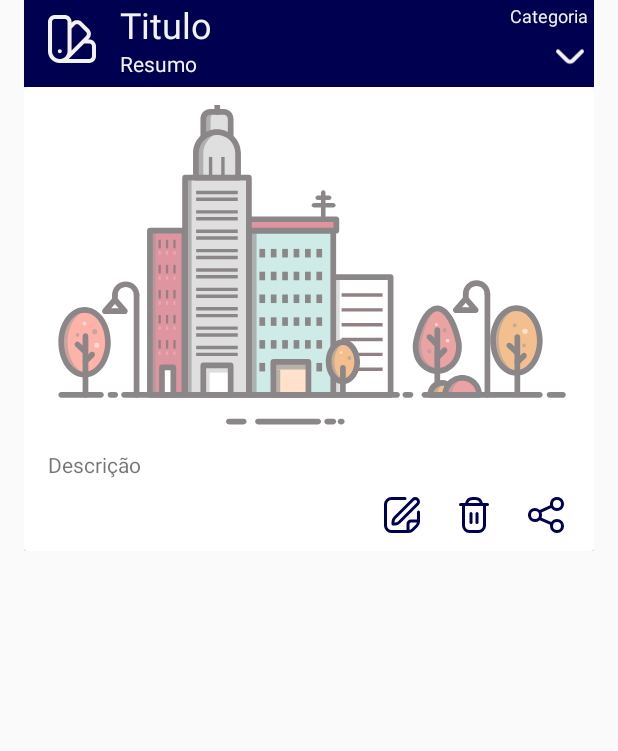
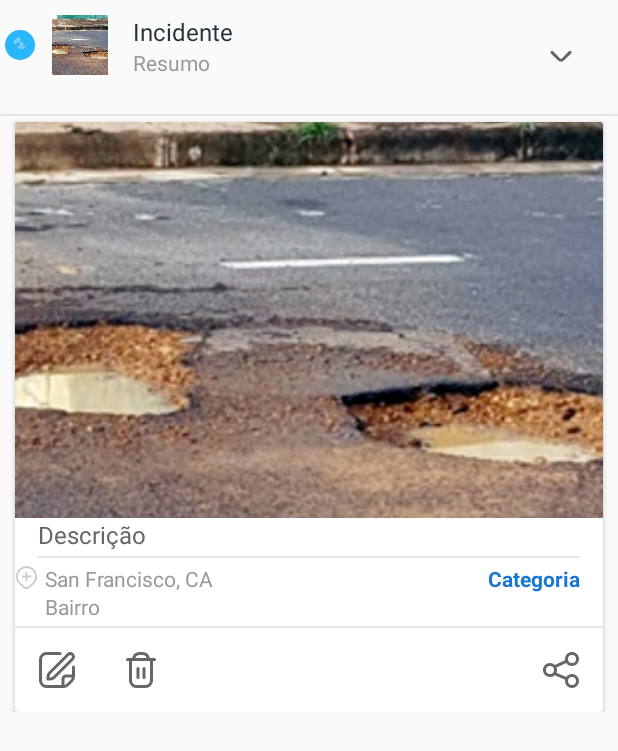
Before and after one commit to fernandosantis/MinhaRua, an Android app: the layout item_incidente.xml on its own in the app's theme, with its tools: preview values and no code run, on a phone screen of 412 x 824 dp. Shown: the top 751 px of the screen. Run offline under Robolectric (Android 15) with nearby library versions, the phone set to English and light mode, and no system bars.

Commit message:
Ajustando Layout Itens - Incidentes

```diff
--- a/app/src/main/java/com/santis/minharua/data/CatIncidentesAdapter.kt
+++ b/app/src/main/java/com/santis/minharua/data/CatIncidentesAdapter.kt
@@ -6,8 +6,9 @@ import android.view.ViewGroup
 import android.widget.ImageView
 import android.widget.TextView
 import androidx.cardview.widget.CardView
-import androidx.constraintlayout.widget.ConstraintLayout
+import androidx.core.content.ContextCompat
 import androidx.recyclerview.widget.RecyclerView
+import com.santis.minharua.MinhaRua
 import com.santis.minharua.R
 import com.santis.minharua.data.model.CategoriaIncidentes
 import com.santis.minharua.util.Image
@@ -18,20 +19,23 @@ class CatIncidentesAdapter(val incidenteList: List<CategoriaIncidentes>) : Recyc
 
     inner class IncidenteViewHolder(view: View) : RecyclerView.ViewHolder(view) {
 
-        val layIndicente = view.findViewById<ConstraintLayout>(R.id.lay_incidente)
-
         // Cabeçalho
-        val layCabecalho = view.findViewById<ConstraintLayout>(R.id.lay_cabecalho)
+        val imgCatCor = view.findViewById<ImageView>(R.id.img_cat_cor)
+        val imgCatIcon = view.findViewById<ImageView>(R.id.img_cat_icon)
         val imgIcone = view.findViewById<ImageView>(R.id.img_icone)
         val lblTitulo = view.findViewById<TextView>(R.id.lbl_titulo)
-        val lblCategoria = view.findViewById<TextView>(R.id.lbl_categoria)
         val lblResumo = view.findViewById<TextView>(R.id.lbl_resumo)
         val cmdExpandir = view.findViewById<ImageView>(R.id.cmd_expandir)
 
         // CardView
         val cvCartao = view.findViewById<CardView>(R.id.cv_cartao)
         val imgImagem = view.findViewById<ImageView>(R.id.img_imagem)
-        val lblDescricao = view.findViewById<TextView>(R.id.lbl_resumo)
+        val lblDescricao = view.findViewById<TextView>(R.id.lbl_descricao)
+        val lblEndereco = view.findViewById<TextView>(R.id.lbl_endereco)
+        val lblBairro = view.findViewById<TextView>(R.id.lbl_bairro)
+        val lblCategoria = view.findViewById<TextView>(R.id.lbl_categoria)
+
+        // Menu
         val cmdEditar = view.findViewById<ImageView>(R.id.cmd_editar)
         val cmdApagar = view.findViewById<ImageView>(R.id.cmd_apagar)
         val cmdCompartilhar = view.findViewById<ImageView>(R.id.cmd_compartilhar)
@@ -48,13 +52,13 @@ class CatIncidentesAdapter(val incidenteList: List<CategoriaIncidentes>) : Recyc
     override fun onBindViewHolder(holder: IncidenteViewHolder, position: Int) {
         with(holder) {
             // Cabeçalho
-            layCabecalho.visibility = View.VISIBLE
-            layCabecalho.setBackgroundResource(incidenteList[position].categoria.corCat)
-            imgIcone.setImageResource(incidenteList[position].categoria.iconeCat)
+            imgCatCor.setColorFilter(ContextCompat.getColor(imgCatCor.context, incidenteList[position].categoria.corCat), android.graphics.PorterDuff.Mode.SRC_IN);
+            imgCatIcon.setImageResource(incidenteList[position].categoria.iconeCat)
+            imgIcone.setImageResource(incidenteList[position].incidentes[0].imagemInc)
             lblTitulo.text = incidenteList[position].incidentes[0].tituloInc
-            lblCategoria.text = incidenteList[position].categoria.nomeCat
             lblResumo.text = incidenteList[position].incidentes[0].descricaoInc
             lblResumo.visibility = View.VISIBLE
+
             cmdExpandir.setImageResource(R.drawable.ic_down)
             cmdExpandir.tag = "off"
 
@@ -62,6 +66,10 @@ class CatIncidentesAdapter(val incidenteList: List<CategoriaIncidentes>) : Recyc
             cvCartao.visibility = View.GONE
             imgImagem.setImageResource(incidenteList[position].incidentes[0].imagemInc)
             lblDescricao.text = incidenteList[position].incidentes[0].descricaoInc
+            lblEndereco.text = "${MinhaRua.cep?.logradouro} ${MinhaRua.cep?.endereco}"
+            lblBairro.text = MinhaRua.cep?.bairro
+
+            lblCategoria.text = incidenteList[position].categoria.nomeCat
 
             // Botão Expandir
             cmdExpandir.setOnClickListener(
@@ -88,7 +96,7 @@ class CatIncidentesAdapter(val incidenteList: List<CategoriaIncidentes>) : Recyc
                     Image.share(it.context, incidente)
                 }
 
-                listenerShare(layIndicente)
+                listenerShare(cvCartao)
             }
         }
     }
--- a/app/src/main/res/layout/item_incidente.xml
+++ b/app/src/main/res/layout/item_incidente.xml
@@ -1,168 +1,273 @@
 <?xml version="1.0" encoding="utf-8"?>
+
 <androidx.constraintlayout.widget.ConstraintLayout xmlns:android="http://schemas.android.com/apk/res/android"
     xmlns:app="http://schemas.android.com/apk/res-auto"
-    xmlns:tools="http://schemas.android.com/tools"
-    android:id="@+id/lay_incidente"
     android:layout_width="match_parent"
     android:layout_height="wrap_content"
-    android:layout_marginHorizontal="16dp"
-    android:layout_marginBottom="8dp">
+    xmlns:tools="http://schemas.android.com/tools"
+    android:clickable="true"
+    >
+
+    <RelativeLayout
+        android:id="@+id/lay_img_cat"
+        android:layout_width="wrap_content"
+        android:layout_height="wrap_content"
+        android:layout_marginTop="@dimen/spacing_mlarge"
+        android:layout_marginHorizontal="@dimen/spacing_small"
+        app:layout_constraintTop_toTopOf="parent"
+        app:layout_constraintStart_toStartOf="parent"
+        >
+
+        <ImageView
+            android:id="@+id/img_cat_cor"
+            android:layout_width="@dimen/spacing_mlarge"
+            android:layout_height="@dimen/spacing_mlarge"
+            app:srcCompat="@drawable/shp_circulo"
+            app:tint="@color/light_blue_400" />
+
+        <ImageView
+            android:id="@+id/img_cat_icon"
+            android:layout_width="@dimen/spacing_middle"
+            android:layout_height="@dimen/spacing_middle"
+            android:layout_centerInParent="true"
+            android:scaleType="fitCenter"
+            app:tint="@color/white"
+            app:srcCompat="@drawable/ic_agua" />
+
+    </RelativeLayout>
+
 
     <androidx.constraintlayout.widget.ConstraintLayout
-        android:id="@+id/lay_cabecalho"
-        android:layout_width="match_parent"
-        android:layout_height="0dp"
-        android:background="@color/primaryDarkColor"
+        android:id="@+id/lyt_parent"
+        android:layout_width="0dp"
+        android:layout_height="wrap_content"
+        android:clickable="true"
+        android:minHeight="?attr/actionBarSize"
+        android:padding="@dimen/spacing_middle"
+        app:layout_constraintStart_toEndOf="@id/lay_img_cat"
         app:layout_constraintEnd_toEndOf="parent"
-        app:layout_constraintStart_toStartOf="parent"
-        app:layout_constraintTop_toTopOf="parent">
+        app:layout_constraintTop_toTopOf="parent"
+        >
 
         <ImageView
             android:id="@+id/img_icone"
-            android:layout_width="32dp"
-            android:layout_height="32dp"
-            android:layout_margin="16dp"
-            android:scaleType="centerCrop"
-            app:layout_constraintBottom_toBottomOf="parent"
+            android:layout_width="40dp"
+            android:layout_height="40dp"
+            android:src="@drawable/foto_rua"
+            app:layout_constraintTop_toTopOf="parent"
             app:layout_constraintStart_toStartOf="parent"
-            app:layout_constraintVertical_chainStyle="packed"
-            app:srcCompat="@drawable/ic_color"
-            app:tint="@color/white" />
+            />
+
 
         <TextView
             android:id="@+id/lbl_titulo"
             android:layout_width="0dp"
             android:layout_height="wrap_content"
-            android:layout_marginStart="16dp"
-            android:layout_marginEnd="16dp"
-            android:textAppearance="@style/TextAppearance.AppCompat.Headline"
-            android:textColor="@color/white"
-            app:layout_constraintBottom_toTopOf="@id/lbl_resumo"
+            android:text="Incidente"
+            android:textAppearance="@style/TextAppearance.AppCompat.Subhead"
+            android:textColor="@color/grey_90"
+            android:layout_marginHorizontal="@dimen/spacing_large"
+            app:layout_constraintStart_toEndOf="@id/img_icone"
+            app:layout_constraintTop_toTopOf="parent"
             app:layout_constraintEnd_toStartOf="@id/cmd_expandir"
-            app:layout_constraintStart_toEndOf="@+id/img_icone"
-            app:layout_constraintTop_toTopOf="@id/img_icone"
-            tools:text="Titulo" />
-
-        <TextView
-            android:id="@+id/lbl_categoria"
-            android:layout_width="wrap_content"
-            android:layout_height="wrap_content"
-            android:layout_marginHorizontal="4dp"
-            android:layout_marginTop="2dp"
-            android:textColor="@color/white"
-            android:textSize="12sp"
-            app:layout_constraintEnd_toEndOf="parent"
-            app:layout_constraintTop_toBottomOf="@id/lbl_titulo"
-            app:layout_constraintTop_toTopOf="parent"
-            tools:text="Categoria" />
+            />
 
         <TextView
             android:id="@+id/lbl_resumo"
             android:layout_width="0dp"
             android:layout_height="wrap_content"
-            android:layout_marginStart="16dp"
-            android:layout_marginEnd="16dp"
-            android:lines="1"
+            android:maxLines="2"
             android:text="Resumo"
-            android:textColor="@color/white"
-            app:layout_constraintBottom_toBottomOf="@id/img_icone"
+            android:layout_marginHorizontal="@dimen/spacing_large"
+            android:textAppearance="@style/TextAppearance.AppCompat.Body1"
+            android:textColor="@color/grey_40"
+            app:layout_constraintTop_toBottomOf="@id/lbl_titulo"
+            app:layout_constraintStart_toEndOf="@id/img_icone"
             app:layout_constraintEnd_toStartOf="@id/cmd_expandir"
-            app:layout_constraintStart_toEndOf="@id/img_icone"
-            app:layout_constraintTop_toBottomOf="@id/lbl_titulo" />
 
-        <ImageView
+            />
+        <ImageButton
             android:id="@+id/cmd_expandir"
-            android:layout_width="32dp"
-            android:layout_height="0dp"
-            android:clickable="true"
-            android:tag="off"
+            android:layout_width="?attr/actionBarSize"
+            android:layout_height="?attr/actionBarSize"
+            android:background="?attr/selectableItemBackgroundBorderless"
+            app:srcCompat="@drawable/ic_down"
+            app:layout_constraintTop_toTopOf="parent"
             app:layout_constraintBottom_toBottomOf="parent"
             app:layout_constraintEnd_toEndOf="parent"
-            app:layout_constraintTop_toBottomOf="@id/lbl_categoria"
-            app:layout_constraintVertical_chainStyle="packed"
-            app:srcCompat="@drawable/ic_down"
-            app:tint="@color/white" />
+            app:tint="@color/grey_60" />
+    </androidx.constraintlayout.widget.ConstraintLayout>
+    <View
+        android:layout_width="match_parent"
+        android:layout_height="1dp"
+        android:background="@color/grey_10"
+        app:layout_constraintTop_toBottomOf="@id/lyt_parent"
+        />
 
-    </androidx.constraintlayout.widget.ConstraintLayout>
 
     <androidx.cardview.widget.CardView
         android:id="@+id/cv_cartao"
-        android:layout_width="match_parent"
+        android:layout_width="0dp"
         android:layout_height="wrap_content"
-        android:animateLayoutChanges="true"
-        app:cardElevation="4dp"
+        android:layout_marginBottom="@dimen/spacing_medium"
+        android:layout_marginLeft="@dimen/spacing_middle"
+        android:layout_marginRight="@dimen/spacing_middle"
+        android:layout_marginTop="@dimen/spacing_medium"
+        tools:visibility="visible"
+        app:cardCornerRadius="2dp"
+        app:cardElevation="2dp"
+        app:layout_constraintStart_toStartOf="parent"
         app:layout_constraintEnd_toEndOf="parent"
-        app:layout_constraintStart_toStartOf="parent"
-        app:layout_constraintTop_toBottomOf="@id/lay_cabecalho">
+        app:layout_constraintTop_toBottomOf="@id/lyt_parent"
+        >
 
         <androidx.constraintlayout.widget.ConstraintLayout
             android:layout_width="match_parent"
-            android:layout_height="match_parent">
-
+            android:layout_height="wrap_content"
+            android:orientation="vertical">
             <ImageView
                 android:id="@+id/img_imagem"
-                android:layout_width="0dp"
-                android:layout_height="0dp"
-                android:layout_marginTop="12dp"
+                android:layout_width="match_parent"
+                android:layout_height="match_parent"
+                app:layout_constraintDimensionRatio="16:9"
                 android:scaleType="centerCrop"
-                app:layout_constraintBottom_toTopOf="@+id/lbl_resumo"
-                app:layout_constraintDimensionRatio="H,16:9"
-                app:layout_constraintEnd_toEndOf="parent"
+                android:src="@drawable/foto_rua"
+                app:layout_constraintTop_toTopOf="parent"
                 app:layout_constraintStart_toStartOf="parent"
-                app:layout_constraintTop_toTopOf="parent"
-                app:srcCompat="@drawable/ic_city" />
+                />
 
             <TextView
-                android:id="@+id/lbl_resumo"
-                android:layout_width="0dp"
+                android:id="@+id/lbl_descricao"
+                android:layout_width="match_parent"
                 android:layout_height="wrap_content"
-                android:layout_marginStart="16dp"
-                android:layout_marginTop="16dp"
-                android:layout_marginEnd="16dp"
-                android:lineSpacingExtra="8dp"
-                app:layout_constraintEnd_toEndOf="parent"
-                app:layout_constraintStart_toStartOf="parent"
-                app:layout_constraintTop_toBottomOf="@+id/img_imagem"
-                tools:text="Descrição" />
-
-            <ImageView
-                android:id="@+id/cmd_editar"
-                android:layout_width="wrap_content"
-                android:layout_height="wrap_content"
-                android:padding="12dp"
-                app:layout_constraintEnd_toStartOf="@+id/cmd_apagar"
-                app:layout_constraintTop_toTopOf="@+id/cmd_compartilhar"
-                app:srcCompat="@drawable/ic_edit"
-                app:tint="@color/primaryDarkColor" />
-
-            <ImageView
-                android:id="@+id/cmd_apagar"
-                android:layout_width="wrap_content"
-                android:layout_height="wrap_content"
-                android:padding="12dp"
-                app:layout_constraintEnd_toStartOf="@+id/cmd_compartilhar"
-                app:layout_constraintTop_toTopOf="@+id/cmd_compartilhar"
-                app:srcCompat="@drawable/ic_trash"
-                app:tint="@color/primaryDarkColor"
+                android:layout_marginBottom="@dimen/spacing_large"
+                android:layout_marginLeft="@dimen/spacing_large"
+                android:layout_marginRight="@dimen/spacing_large"
+                android:text="Descrição"
+                android:textAppearance="@style/TextAppearance.AppCompat.Subhead"
+                android:textColor="@color/grey_60"
+                app:layout_constraintTop_toBottomOf="@id/img_imagem"
 
                 />
 
-            <ImageView
-                android:id="@+id/cmd_compartilhar"
-                android:layout_width="wrap_content"
+            <View
+                android:id="@+id/dv_divide_1"
+                android:layout_width="match_parent"
+                android:layout_height="1dp"
+                android:background="@color/grey_10"
+                android:layout_marginHorizontal="@dimen/spacing_large"
+                android:layout_marginVertical="@dimen/spacing_small"
+                app:layout_constraintTop_toBottomOf="@id/lbl_descricao"
+
+                />
+
+            <androidx.constraintlayout.widget.ConstraintLayout
+                android:id="@+id/lay_local_cat"
+                android:layout_width="match_parent"
                 android:layout_height="wrap_content"
-                android:layout_marginEnd="8dp"
-                android:clickable="true"
-                android:focusable="true"
-                android:padding="12dp"
-                app:layout_constraintBottom_toBottomOf="parent"
-                app:layout_constraintEnd_toEndOf="parent"
-                app:layout_constraintTop_toBottomOf="@+id/lbl_resumo"
-                app:srcCompat="@drawable/ic_share"
-                app:tint="@color/primaryDarkColor" />
+                android:layout_marginVertical="@dimen/spacing_medium"
+                android:gravity="center"
+                app:layout_constraintTop_toBottomOf="@id/dv_divide_1"
+                app:layout_constraintStart_toStartOf="parent"
+                >
+
+                <ImageView
+                    android:id="@+id/icon_location"
+                    android:layout_width="@dimen/spacing_large"
+                    android:layout_height="@dimen/spacing_large"
+                    android:layout_marginEnd="@dimen/spacing_medium"
+                    app:srcCompat="@drawable/ic_add_map"
+                    app:layout_constraintStart_toStartOf="parent"
+                    app:layout_constraintTop_toTopOf="parent"
+                    app:tint="@color/grey_20" />
+
+                <TextView
+                    android:id="@+id/lbl_endereco"
+                    android:layout_width="wrap_content"
+                    android:layout_height="wrap_content"
+                    android:text="San Francisco, CA"
+                    android:textAppearance="@style/TextAppearance.AppCompat.Body1"
+                    android:textColor="@color/grey_40"
+                    android:layout_marginStart="@dimen/spacing_mlarge"
+                    app:layout_constraintTop_toTopOf="@id/icon_location"
+                    app:layout_constraintBottom_toBottomOf="@id/icon_location"
+                    app:layout_constraintStart_toStartOf="@id/icon_location"
+                    />
+                <TextView
+                    android:id="@+id/lbl_bairro"
+                    android:layout_width="wrap_content"
+                    android:layout_height="wrap_content"
+                    android:text="Bairro"
+                    android:textAppearance="@style/TextAppearance.AppCompat.Body1"
+                    android:textColor="@color/grey_40"
+                    app:layout_constraintTop_toBottomOf="@id/lbl_endereco"
+                    app:layout_constraintStart_toStartOf="@id/lbl_endereco"
+                    />
+
+                <TextView
+                    android:id="@+id/lbl_categoria"
+                    android:layout_marginHorizontal="@dimen/spacing_large"
+                    android:layout_width="wrap_content"
+                    android:layout_height="wrap_content"
+                    android:text="Categoria"
+                    android:textAppearance="@style/TextAppearance.AppCompat.Body1"
+                    android:textColor="@color/primaryColor"
+                    android:textStyle="bold"
+                    app:layout_constraintTop_toTopOf="@id/lbl_endereco"
+                    app:layout_constraintEnd_toEndOf="parent"
+                    />
+            </androidx.constraintlayout.widget.ConstraintLayout>
+            <View
+                android:id="@+id/dv_divide_2"
+                android:layout_width="match_parent"
+                android:layout_height="1dp"
+                android:background="@color/grey_10"
+                android:layout_marginVertical="@dimen/spacing_small"
+                app:layout_constraintTop_toBottomOf="@id/lay_local_cat"
+
+                />
+
+
+            <LinearLayout
+                android:layout_width="match_parent"
+                android:layout_height="?attr/actionBarSize"
+                android:orientation="horizontal"
+                app:layout_constraintTop_toBottomOf="@+id/dv_divide_2">
+
+                <ImageButton
+                    android:id="@+id/cmd_editar"
+                    android:layout_width="?attr/actionBarSize"
+                    android:layout_height="?attr/actionBarSize"
+                    android:background="?attr/selectableItemBackgroundBorderless"
+                    app:srcCompat="@drawable/ic_edit"
+                    app:tint="@color/grey_60" />
+
+                <ImageButton
+                    android:id="@+id/cmd_apagar"
+                    android:layout_width="?attr/actionBarSize"
+                    android:layout_height="?attr/actionBarSize"
+                    android:background="?attr/selectableItemBackgroundBorderless"
+                    app:srcCompat="@drawable/ic_trash"
+                    app:tint="@color/grey_60" />
+
+                <View
+                    android:layout_width="0dp"
+                    android:layout_height="wrap_content"
+                    android:layout_weight="1" />
+
+                <ImageButton
+                    android:id="@+id/cmd_compartilhar"
+                    android:layout_width="?attr/actionBarSize"
+                    android:layout_height="?attr/actionBarSize"
+                    android:background="?attr/selectableItemBackgroundBorderless"
+                    app:srcCompat="@drawable/ic_share"
+                    app:tint="@color/grey_60" />
+
+            </LinearLayout>
+
 
         </androidx.constraintlayout.widget.ConstraintLayout>
-
     </androidx.cardview.widget.CardView>
 
+
 </androidx.constraintlayout.widget.ConstraintLayout>
--- a/app/src/main/res/values/colors.xml
+++ b/app/src/main/res/values/colors.xml
@@ -4,21 +4,21 @@
     <!-- google's material design colours from
     http://www.google.com/design/spec/style/color.html#color-ui-color-palette -->
 
-    <color name="primaryColor">#1a237e</color>
-    <color name="primaryLightColor">#534bae</color>
-    <color name="primaryDarkColor">#000051</color>
+    <color name="primaryColor">#1976D2</color>
+    <color name="primaryLightColor">#1E88E5</color>
+    <color name="primaryDarkColor">#1A237E</color>
     <color name="secondaryColor">#ffc400</color>
     <color name="secondaryLightColor">#fff64f</color>
-    <color name="secondaryDarkColor">#c79400</color>
+    <color name="secondaryDarkColor">#FF6F00</color>
     <color name="primaryTextColor">#f2f2f2</color>
     <color name="secondaryTextColor">#101010</color>
 
     <color name="colorPrimary">#1976D2</color>
-    <color name="colorPrimaryDark">#1565C0</color>
+    <color name="colorPrimaryDark">#1A237E</color>
     <color name="colorPrimaryLight">#1E88E5</color>
-    <color name="colorAccent">#FF4081</color>
-    <color name="colorAccentDark">#F50057</color>
-    <color name="colorAccentLight">#FF80AB</color>
+    <color name="colorAccent">#ffc400</color>
+    <color name="colorAccentDark">#FF6F00</color>
+    <color name="colorAccentLight">#fff64f</color>
 
     <color name="overlay_dark_10">#1A000000</color>
     <color name="overlay_dark_20">#33000000</color>
```
Also changed, not shown: app/src/main/res/layout/incidente.xml (indentation only).
